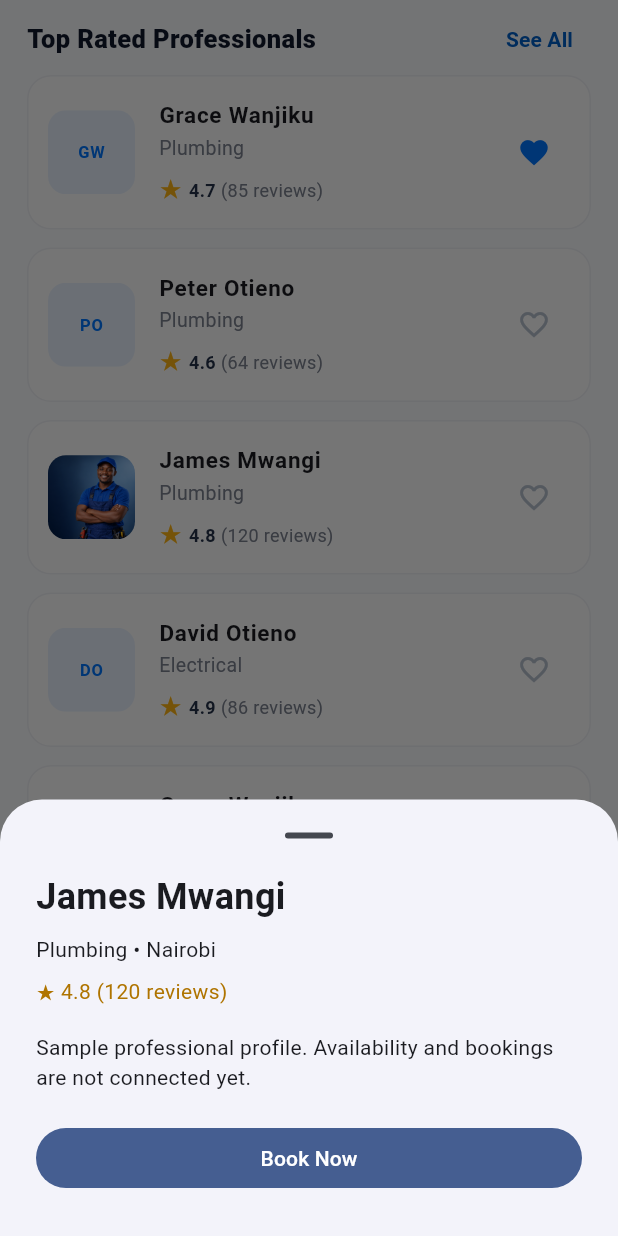
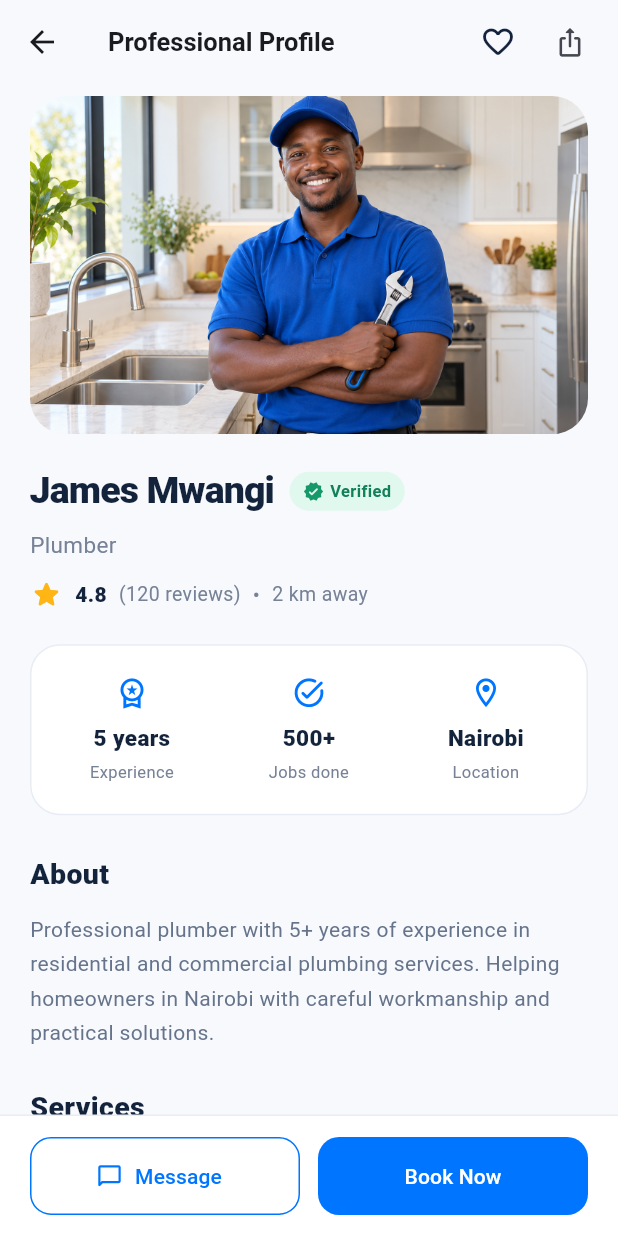
Before and after one commit to Amos-developer/stadifix, a Flutter app: the HomeScreen screen opened by its route, scrolled down 576 dp, after a tap on the "favorite outline" icon, after a tap on "James Mwangi", on a phone screen of 412 x 824 dp. Run offline on Flutter 3.47's test engine with Material 3 defaults, Android fonts, the phone set to English and light mode, and no system bars.

Commit message:
Add modern provider profile with service selection and action previews

```diff
--- a/stadifix-web/lib/features/service_discovery/domain/models/professional.dart
+++ b/stadifix-web/lib/features/service_discovery/domain/models/professional.dart
@@ -6,6 +6,9 @@ class Professional {
     required this.reviews,
     this.hourlyRate = 500,
     this.distanceKm = 2,
+    this.yearsExperience = 5,
+    this.completedJobs = 500,
+    this.isVerified = true,
   });
 
   final String name;
@@ -14,4 +17,24 @@ class Professional {
   final int reviews;
   final int hourlyRate;
   final double distanceKm;
+  final int yearsExperience;
+  final int completedJobs;
+  final bool isVerified;
+
+  String get role => service == 'Plumbing' ? 'Plumber' : '$service specialist';
+
+  List<String> get services => switch (service) {
+    'Plumbing' => ['Pipe Repair', 'Installation', 'Leak Detection'],
+    'Electrical' => ['Wiring', 'Lighting', 'Electrical Repairs'],
+    'Cleaning' => ['Deep Cleaning', 'Home Cleaning', 'Move-out Cleaning'],
+    'Painting' => ['Interior Painting', 'Exterior Painting', 'Wall Finishing'],
+    'Carpentry' => [
+      'Furniture Repair',
+      'Cabinet Installation',
+      'Custom Woodwork',
+    ],
+    'Appliance Repair' => ['Diagnostics', 'Appliance Repair', 'Maintenance'],
+    'Gardening' => ['Lawn Care', 'Landscaping', 'Garden Maintenance'],
+    _ => [service],
+  };
 }
--- a/stadifix-web/lib/features/service_discovery/presentation/screens/home_screen.dart
+++ b/stadifix-web/lib/features/service_discovery/presentation/screens/home_screen.dart
@@ -4,6 +4,7 @@ import '../../../authentication/presentation/screens/login_screen.dart';
 import '../../data/demo_professionals.dart';
 import '../../domain/models/professional.dart';
 import 'provider_list_screen.dart';
+import 'provider_profile_screen.dart';
 
 class HomeScreen extends StatefulWidget {
   const HomeScreen({super.key});
@@ -79,53 +80,17 @@ class _HomeScreenState extends State<HomeScreen> {
     );
   }
 
-  void _showProfessional(Professional professional) {
-    showModalBottomSheet<void>(
-      context: context,
-      showDragHandle: true,
-      builder: (context) {
-        return SafeArea(
-          child: Padding(
-            padding: const EdgeInsets.fromLTRB(24, 0, 24, 28),
-            child: Column(
-              mainAxisSize: MainAxisSize.min,
-              crossAxisAlignment: CrossAxisAlignment.stretch,
-              children: [
-                Text(
-                  professional.name,
-                  style: const TextStyle(
-                    fontSize: 24,
-                    fontWeight: FontWeight.w700,
-                  ),
-                ),
-                const SizedBox(height: 8),
-                Text('${professional.service} • $_city'),
-                const SizedBox(height: 8),
-                Text(
-                  '★ ${professional.rating} (${professional.reviews} reviews)',
-                  style: const TextStyle(color: Color(0xFFAF7400)),
-                ),
-                const SizedBox(height: 16),
-                const Text(
-                  'Sample professional profile. Availability and bookings are not connected yet.',
-                ),
-                const SizedBox(height: 20),
-                FilledButton(
-                  onPressed: () {
-                    Navigator.pop(context);
-                    _notice(
-                      'Bookings coming soon',
-                      'You will be able to choose a service and appointment time here.',
-                    );
-                  },
-                  child: const Text('Book Now'),
-                ),
-              ],
-            ),
-          ),
-        );
-      },
+  Future<void> _showProfessional(Professional professional) async {
+    await Navigator.of(context).push(
+      MaterialPageRoute<void>(
+        builder: (_) => ProviderProfileScreen(
+          professional: professional,
+          city: _city,
+          favorites: _favorites,
+        ),
+      ),
     );
+    if (mounted) setState(() {});
   }
 
   Future<void> _openProviders([String? category]) async {
--- a/stadifix-web/lib/features/service_discovery/presentation/screens/provider_list_screen.dart
+++ b/stadifix-web/lib/features/service_discovery/presentation/screens/provider_list_screen.dart
@@ -2,6 +2,7 @@ import 'package:flutter/material.dart';
 
 import '../../data/demo_professionals.dart';
 import '../../domain/models/professional.dart';
+import 'provider_profile_screen.dart';
 
 enum _Sort { recommended, price, nearest }
 
@@ -106,49 +107,17 @@ class _ProviderListScreenState extends State<ProviderListScreen> {
     );
   }
 
-  void _details(Professional provider) {
-    showModalBottomSheet<void>(
-      context: context,
-      showDragHandle: true,
-      builder: (context) => SafeArea(
-        child: Padding(
-          padding: const EdgeInsets.fromLTRB(24, 0, 24, 28),
-          child: Column(
-            mainAxisSize: MainAxisSize.min,
-            crossAxisAlignment: CrossAxisAlignment.stretch,
-            children: [
-              Text(
-                provider.name,
-                style: const TextStyle(
-                  fontSize: 24,
-                  fontWeight: FontWeight.w800,
-                ),
-              ),
-              const SizedBox(height: 8),
-              Text('${provider.service} • ${widget.city}'),
-              const SizedBox(height: 12),
-              Text(
-                'KSh ${provider.hourlyRate}/hr',
-                style: const TextStyle(
-                  fontSize: 20,
-                  color: _blue,
-                  fontWeight: FontWeight.w700,
-                ),
-              ),
-              const SizedBox(height: 16),
-              const Text(
-                'This is a sample profile. Live availability and booking are not connected yet.',
-              ),
-              const SizedBox(height: 20),
-              OutlinedButton(
-                onPressed: () => Navigator.pop(context),
-                child: const Text('Back to professionals'),
-              ),
-            ],
-          ),
+  Future<void> _details(Professional provider) async {
+    await Navigator.of(context).push(
+      MaterialPageRoute<void>(
+        builder: (_) => ProviderProfileScreen(
+          professional: provider,
+          city: widget.city,
+          favorites: _favorites,
         ),
       ),
     );
+    if (mounted) setState(() {});
   }
 
   Widget _card(Professional provider) {
--- /dev/null
+++ b/stadifix-web/lib/features/service_discovery/presentation/screens/provider_profile_screen.dart
@@ -0,0 +1,499 @@
+import 'package:flutter/material.dart';
+import 'package:flutter/services.dart';
+
+import '../../domain/models/professional.dart';
+
+class ProviderProfileScreen extends StatefulWidget {
+  const ProviderProfileScreen({
+    super.key,
+    required this.professional,
+    this.city = 'Nairobi',
+    this.favorites,
+  });
+
+  final Professional professional;
+  final String city;
+  final Set<String>? favorites;
+
+  @override
+  State<ProviderProfileScreen> createState() => _ProviderProfileScreenState();
+}
+
+class _ProviderProfileScreenState extends State<ProviderProfileScreen> {
+  static const _blue = Color(0xFF0075FF);
+  static const _ink = Color(0xFF14233C);
+  static const _muted = Color(0xFF778297);
+  late final Set<String> _favorites = widget.favorites ?? <String>{};
+  String? _selectedService;
+
+  void _preview(bool booking) {
+    showModalBottomSheet<void>(
+      context: context,
+      showDragHandle: true,
+      builder: (context) => SafeArea(
+        child: SingleChildScrollView(
+          padding: const EdgeInsets.fromLTRB(24, 0, 24, 28),
+          child: Column(
+            mainAxisSize: MainAxisSize.min,
+            crossAxisAlignment: CrossAxisAlignment.stretch,
+            children: [
+              Icon(
+                booking
+                    ? Icons.calendar_month_rounded
+                    : Icons.chat_bubble_outline_rounded,
+                color: _blue,
+                size: 40,
+              ),
+              const SizedBox(height: 16),
+              Text(
+                booking
+                    ? 'Book ${widget.professional.name}'
+                    : 'Message ${widget.professional.name}',
+                style: const TextStyle(
+                  fontSize: 23,
+                  fontWeight: FontWeight.w800,
+                  color: _ink,
+                ),
+              ),
+              const SizedBox(height: 12),
+              if (booking) ...[
+                Text(_selectedService ?? widget.professional.service),
+                const SizedBox(height: 8),
+                Text(
+                  'From KSh ${widget.professional.hourlyRate}/hr',
+                  style: const TextStyle(
+                    color: _blue,
+                    fontWeight: FontWeight.w700,
+                  ),
+                ),
+                const SizedBox(height: 12),
+              ],
+              Text(
+                booking
+                    ? 'Booking is coming soon. No appointment has been created.'
+                    : 'Messaging is coming soon. No message has been sent.',
+              ),
+              const SizedBox(height: 24),
+              FilledButton(
+                onPressed: () => Navigator.pop(context),
+                child: const Text('Got it'),
+              ),
+            ],
+          ),
+        ),
+      ),
+    );
+  }
+
+  void _share() {
+    final professional = widget.professional;
+    final summary =
+        '${professional.name} — ${professional.role} on StadiFix\n${widget.city} · KSh ${professional.hourlyRate}/hr\nSample profile — live booking is not available yet.';
+    showDialog<void>(
+      context: context,
+      builder: (dialogContext) => AlertDialog(
+        title: const Text('Share professional'),
+        content: SelectableText(summary),
+        actions: [
+          TextButton(
+            onPressed: () => Navigator.pop(dialogContext),
+            child: const Text('Cancel'),
+          ),
+          FilledButton.icon(
+            icon: const Icon(Icons.copy_rounded, size: 18),
+            label: const Text('Copy details'),
+            onPressed: () async {
+              await Clipboard.setData(ClipboardData(text: summary));
+              if (!dialogContext.mounted) return;
+              Navigator.pop(dialogContext);
+              if (mounted) {
+                ScaffoldMessenger.of(context).showSnackBar(
+                  const SnackBar(content: Text('Profile details copied.')),
+                );
+              }
+            },
+          ),
+        ],
+      ),
+    );
+  }
+
+  Widget _stat(IconData icon, String value, String label) => Expanded(
+    child: Column(
+      children: [
+        Icon(icon, color: _blue, size: 23),
+        const SizedBox(height: 8),
+        Text(
+          value,
+          textAlign: TextAlign.center,
+          style: const TextStyle(
+            fontSize: 15,
+            fontWeight: FontWeight.w800,
+            color: _ink,
+          ),
+        ),
+        const SizedBox(height: 4),
+        Text(
+          label,
+          textAlign: TextAlign.center,
+          style: const TextStyle(fontSize: 11, color: _muted),
+        ),
+      ],
+    ),
+  );
+
+  Widget _heading(String title) => Padding(
+    padding: const EdgeInsets.only(bottom: 12),
+    child: Text(
+      title,
+      style: const TextStyle(
+        fontSize: 19,
+        fontWeight: FontWeight.w800,
+        color: _ink,
+      ),
+    ),
+  );
+
+  @override
+  Widget build(BuildContext context) {
+    final provider = widget.professional;
+    final saved = _favorites.contains(provider.name);
+    return Scaffold(
+      backgroundColor: const Color(0xFFF7F9FD),
+      appBar: AppBar(
+        backgroundColor: const Color(0xFFF7F9FD),
+        surfaceTintColor: Colors.transparent,
+        title: const Text(
+          'Professional Profile',
+          style: TextStyle(fontSize: 17, fontWeight: FontWeight.w700),
+        ),
+        actions: [
+          IconButton(
+            tooltip: saved ? 'Unsave professional' : 'Save professional',
+            onPressed: () => setState(() {
+              if (saved) {
+                _favorites.remove(provider.name);
+              } else {
+                _favorites.add(provider.name);
+              }
+            }),
+            icon: Icon(
+              saved ? Icons.favorite_rounded : Icons.favorite_border_rounded,
+              color: saved ? const Color(0xFFEF6170) : _ink,
+            ),
+          ),
+          IconButton(
+            tooltip: 'Share professional',
+            onPressed: _share,
+            icon: const Icon(Icons.ios_share_rounded, size: 21),
+          ),
+          const SizedBox(width: 8),
+        ],
+      ),
+      body: SafeArea(
+        top: false,
+        bottom: false,
+        child: Center(
+          child: ConstrainedBox(
+            constraints: const BoxConstraints(maxWidth: 640),
+            child: ListView(
+              padding: const EdgeInsets.fromLTRB(20, 8, 20, 28),
+              children: [
+                ClipRRect(
+                  borderRadius: BorderRadius.circular(24),
+                  child: AspectRatio(
+                    aspectRatio: 1.65,
+                    child: provider.name == 'James Mwangi'
+                        ? Image.asset(
+                            'assets/images/provider_profile.png',
+                            fit: BoxFit.cover,
+                            alignment: const Alignment(0, -0.4),
+                            semanticLabel:
+                                'Sample plumber working in a modern kitchen',
+                          )
+                        : ColoredBox(
+                            color: const Color(0xFFE4EFFF),
+                            child: Center(
+                              child: Column(
+                                mainAxisSize: MainAxisSize.min,
+                                children: [
+                                  const Icon(
+                                    Icons.person_outline_rounded,
+                                    color: _blue,
+                                    size: 64,
+                                  ),
+                                  const SizedBox(height: 10),
+                                  Text(
+                                    provider.role,
+                                    style: const TextStyle(
+                                      color: _blue,
+                                      fontWeight: FontWeight.w600,
+                                    ),
+                                  ),
+                                ],
+                              ),
+                            ),
+                          ),
+                  ),
+                ),
+                const SizedBox(height: 20),
+                Wrap(
+                  crossAxisAlignment: WrapCrossAlignment.center,
+                  spacing: 10,
+                  runSpacing: 8,
+                  children: [
+                    Text(
+                      provider.name,
+                      style: const TextStyle(
+                        fontSize: 25,
+                        fontWeight: FontWeight.w800,
+                        letterSpacing: -0.6,
+                        color: _ink,
+                      ),
+                    ),
+                    if (provider.isVerified)
+                      Container(
+                        padding: const EdgeInsets.symmetric(
+                          horizontal: 9,
+                          vertical: 5,
+                        ),
+                        decoration: BoxDecoration(
+                          color: const Color(0xFFE0F8ED),
+                          borderRadius: BorderRadius.circular(20),
+                        ),
+                        child: const Row(
+                          mainAxisSize: MainAxisSize.min,
+                          children: [
+                            Icon(
+                              Icons.verified_rounded,
+                              size: 14,
+                              color: Color(0xFF15996B),
+                            ),
+                            SizedBox(width: 4),
+                            Text(
+                              'Verified',
+                              style: TextStyle(
+                                fontSize: 11,
+                                fontWeight: FontWeight.w700,
+                                color: Color(0xFF12805A),
+                              ),
+                            ),
+                          ],
+                        ),
+                      ),
+                  ],
+                ),
+                const SizedBox(height: 7),
+                Text(
+                  provider.role,
+                  style: const TextStyle(fontSize: 15, color: _muted),
+                ),
+                const SizedBox(height: 12),
+                Wrap(
+                  spacing: 8,
+                  crossAxisAlignment: WrapCrossAlignment.center,
+                  children: [
+                    const Icon(
+                      Icons.star_rounded,
+                      color: Color(0xFFFFB514),
+                      size: 22,
+                    ),
+                    Text(
+                      '${provider.rating}',
+                      style: const TextStyle(
+                        fontWeight: FontWeight.w800,
+                        color: _ink,
+                      ),
+                    ),
+                    Text(
+                      '(${provider.reviews} reviews)',
+                      style: const TextStyle(color: _muted, fontSize: 13),
+                    ),
+                    const Text('•', style: TextStyle(color: _muted)),
+                    Text(
+                      '${provider.distanceKm.toStringAsFixed(0)} km away',
+                      style: const TextStyle(color: _muted, fontSize: 13),
+                    ),
+                  ],
+                ),
+                const SizedBox(height: 22),
+                Container(
+                  padding: const EdgeInsets.symmetric(
+                    vertical: 20,
+                    horizontal: 8,
+                  ),
+                  decoration: BoxDecoration(
+                    color: Colors.white,
+                    borderRadius: BorderRadius.circular(20),
+                    border: Border.all(color: const Color(0xFFE8EDF4)),
+                  ),
+                  child: Row(
+                    crossAxisAlignment: CrossAxisAlignment.start,
+                    children: [
+                      _stat(
+                        Icons.workspace_premium_outlined,
+                        '${provider.yearsExperience} years',
+                        'Experience',
+                      ),
+                      _stat(
+                        Icons.task_alt_rounded,
+                        '${provider.completedJobs}+',
+                        'Jobs done',
+                      ),
+                      _stat(
+                        Icons.location_on_outlined,
+                        widget.city,
+                        'Location',
+                      ),
+                    ],
+                  ),
+                ),
+                const SizedBox(height: 26),
+                _heading('About'),
+                Text(
+                  'Professional ${provider.role.toLowerCase()} with ${provider.yearsExperience}+ years of experience in residential and commercial ${provider.service.toLowerCase()} services. Helping homeowners in ${widget.city} with careful workmanship and practical solutions.',
+                  style: const TextStyle(
+                    fontSize: 14,
+                    height: 1.65,
+                    color: Color(0xFF66748B),
+                  ),
+                ),
+                const SizedBox(height: 24),
+                _heading('Services'),
+                const Text(
+                  'Choose a service to include in your booking preview.',
+                  style: TextStyle(color: _muted, fontSize: 12),
+                ),
+                const SizedBox(height: 12),
+                Wrap(
+                  spacing: 8,
+                  runSpacing: 8,
+                  children: provider.services
+                      .map(
+                        (service) => ChoiceChip(
+                          label: Text(service),
+                          selected: _selectedService == service,
+                          selectedColor: const Color(0xFFD9EBFF),
+                          backgroundColor: const Color(0xFFEAF3FF),
+                          side: BorderSide.none,
+                          labelStyle: const TextStyle(
+                            color: Color(0xFF1263B8),
+                            fontSize: 12,
+                            fontWeight: FontWeight.w600,
+                          ),
+                          onSelected: (selected) => setState(
+                            () => _selectedService = selected ? service : null,
+                          ),
+                        ),
+                      )
+                      .toList(),
+                ),
+                const SizedBox(height: 24),
+                Container(
+                  padding: const EdgeInsets.all(18),
+                  decoration: BoxDecoration(
+                    color: Colors.white,
+                    borderRadius: BorderRadius.circular(18),
+                    border: Border.all(color: const Color(0xFFE8EDF4)),
+                  ),
+                  child: Row(
+                    children: [
+                      const Icon(Icons.payments_outlined, color: _blue),
+                      const SizedBox(width: 12),
+                      Expanded(
+                        child: Column(
+                          crossAxisAlignment: CrossAxisAlignment.start,
+                          children: [
+                            const Text(
+                              'Starting rate',
+                              style: TextStyle(color: _muted, fontSize: 12),
+                            ),
+                            Text(
+                              'KSh ${provider.hourlyRate}/hr',
+                              style: const TextStyle(
+                                color: _ink,
+                                fontSize: 20,
+                                fontWeight: FontWeight.w800,
+                              ),
+                            ),
+                          ],
+                        ),
+                      ),
+                    ],
+                  ),
+                ),
+                const SizedBox(height: 24),
+                Container(
+                  padding: const EdgeInsets.all(14),
+                  decoration: BoxDecoration(
+                    color: const Color(0xFFEDF3FA),
+                    borderRadius: BorderRadius.circular(14),
+                  ),
+                  child: const Text(
+                    'Demo profile: verification, experience, jobs, ratings and pricing are sample data. Live booking and messaging are not connected.',
+                    style: TextStyle(fontSize: 11, height: 1.5, color: _muted),
+                  ),
+                ),
+              ],
+            ),
+          ),
+        ),
+      ),
+      bottomNavigationBar: Container(
+        decoration: const BoxDecoration(
+          color: Colors.white,
+          border: Border(top: BorderSide(color: Color(0xFFE8EDF4))),
+        ),
+        child: SafeArea(
+          top: false,
+          child: Center(
+            heightFactor: 1,
+            child: ConstrainedBox(
+              constraints: const BoxConstraints(maxWidth: 640),
+              child: Padding(
+                padding: const EdgeInsets.fromLTRB(20, 14, 20, 14),
+                child: Row(
+                  children: [
+                    Expanded(
+                      child: OutlinedButton.icon(
+                        onPressed: () => _preview(false),
+                        icon: const Icon(
+                          Icons.chat_bubble_outline_rounded,
+                          size: 18,
+                        ),
+                        label: const Text('Message'),
+                        style: OutlinedButton.styleFrom(
+                          foregroundColor: _blue,
+                          minimumSize: const Size(0, 52),
+                          side: const BorderSide(color: _blue),
+                          shape: RoundedRectangleBorder(
+                            borderRadius: BorderRadius.circular(14),
+                          ),
+                        ),
+                      ),
+                    ),
+                    const SizedBox(width: 12),
+                    Expanded(
+                      child: FilledButton(
+                        onPressed: () => _preview(true),
+                        style: FilledButton.styleFrom(
+                          backgroundColor: _blue,
+                          foregroundColor: Colors.white,
+                          minimumSize: const Size(0, 52),
+                          shape: RoundedRectangleBorder(
+                            borderRadius: BorderRadius.circular(14),
+                          ),
+                        ),
+                        child: const Text('Book Now'),
+                      ),
+                    ),
+                  ],
+                ),
+              ),
+            ),
+          ),
+        ),
+      ),
+    );
+  }
+}
--- a/stadifix-web/pubspec.yaml
+++ b/stadifix-web/pubspec.yaml
@@ -61,6 +61,7 @@ flutter:
     - assets/images/splash_home.png
     - assets/images/onboarding_professional.png
     - assets/images/home_professional.png
+    - assets/images/provider_profile.png
 
   # To add assets to your application, add an assets section, like this:
   # assets:
```
Also changed, not shown: stadifix-web/assets/images/provider_profile.png (added), 3 other files.
